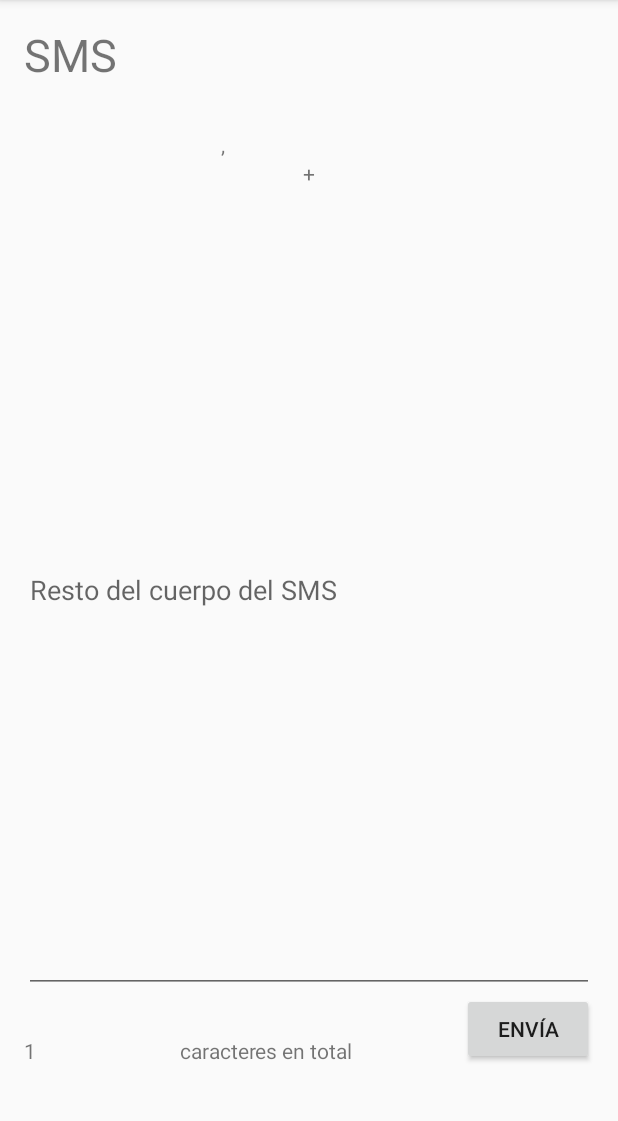
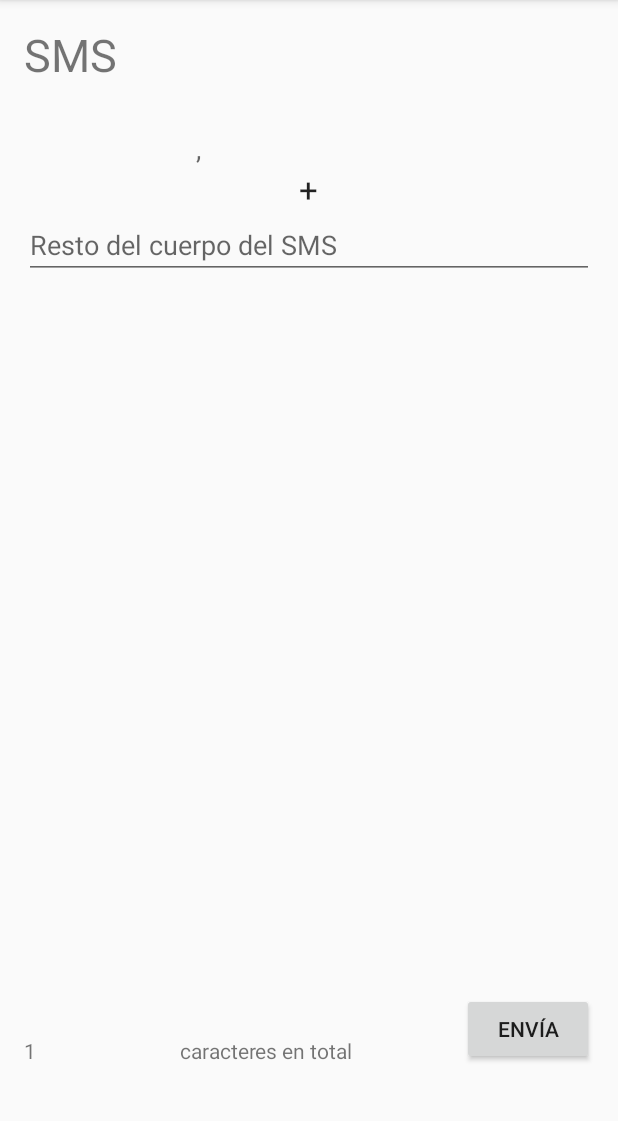
Before and after one commit to Joaquin-A/GPS_coordUTM, an Android app: the screen it shows after launch (SMSActivity), after a tap on "A SMS", on a phone screen of 412 x 824 dp, the part 84-1205 px from its top. Run offline under Robolectric (Android 15) with nearby library versions, the phone set to English and light mode, and no system bars; libraries missing offline, so code that uses them is left out: uk.me.jstott.

Commit message:
Se reordena textviews coordenadas y cuerpo de SMS para reflejar la diferencia entre poner las coordenadas como prefijo y sufijo

```diff
--- a/app/src/main/res/layout/activity_sms.xml
+++ b/app/src/main/res/layout/activity_sms.xml
@@ -24,7 +24,7 @@
         android:layout_below="@+id/textViewSMS"
         android:layout_width="wrap_content"
         android:layout_height="wrap_content"
-        android:textAppearance="?android:attr/textAppearanceSmall"
+        android:textAppearance="?android:attr/textAppearanceMedium"
         android:layout_marginTop="30dp"
         android:allowUndo="true"
         android:editable="true"
@@ -36,24 +36,41 @@
         android:layout_centerHorizontal="true"
         android:layout_width="wrap_content"
         android:layout_height="wrap_content"
-        android:textAppearance="?android:attr/textAppearanceSmall"
-        android:text="+"/>
+        android:textAppearance="?android:attr/textAppearanceLarge"
+        android:text="+"
+        />
 
     <EditText android:id="@+id/edittextCuerpoSMS"
         android:layout_width="wrap_content"
         android:layout_height="wrap_content"
         android:inputType="textMultiLine"
-        android:ems="10"
-        android:layout_below="@+id/textviewEtiquetaMas"
+        android:ems="50"
         android:layout_alignParentLeft="true"
         android:layout_alignParentStart="true"
         android:hint="Resto del cuerpo del SMS"
-        android:layout_above="@+id/buttonSMS"
         android:layout_alignParentRight="true"
         android:layout_alignParentEnd="true"
+        android:layout_below="@+id/textviewEtiquetaMas" />
+
+
+
+
+    <TextView android:id="@+id/textviewCaracteresTotal"
+        android:layout_width="wrap_content"
+        android:layout_height="wrap_content"
+        android:layout_alignBottom="@+id/buttonSMS"
+        android:layout_alignParentLeft="true"
+        android:hint="Caracteres total"
         />
 
-
+    <TextView android:id="@+id/textviewEtiquetaCaracteresTotal"
+        android:layout_width="wrap_content"
+        android:layout_height="wrap_content"
+        android:text="caracteres en total"
+        android:layout_marginLeft="5dp"
+        android:layout_alignBottom="@+id/textviewCaracteresTotal"
+        android:layout_toRightOf="@+id/textviewCaracteresTotal"
+        />
     <Button android:id="@+id/buttonSMS"
         android:layout_width="wrap_content"
         android:layout_height="wrap_content"
@@ -62,22 +79,5 @@
         android:layout_marginBottom="42dp"
         android:layout_alignParentBottom="true"
         android:layout_alignParentRight="true"
-        android:layout_alignParentEnd="true" />
-
-    <TextView android:id="@+id/textviewCaracteresTotal"
-        android:layout_width="wrap_content"
-        android:layout_height="wrap_content"
-        android:layout_alignBottom="@+id/buttonSMS"
-        android:layout_alignParentLeft="true"
-        android:layout_alignParentStart="true"
-        android:hint="Caracteres total" />
-
-    <TextView android:id="@+id/textviewEtiquetaCaracteresTotal"
-        android:layout_width="wrap_content"
-        android:layout_height="wrap_content"
-        android:text="caracteres en total"
-        android:layout_marginLeft="5dp"
-        android:layout_alignBottom="@+id/textviewCaracteresTotal"
-        android:layout_toRightOf="@+id/textviewCaracteresTotal"
-        android:layout_toEndOf="@+id/textviewCaracteresTotal" />
+        />
 </RelativeLayout>
```
Also changed, not shown: app/src/main/java/com/example/joaquin/gps_coordutm/SMSActivity.java (+30 -0 lines).
